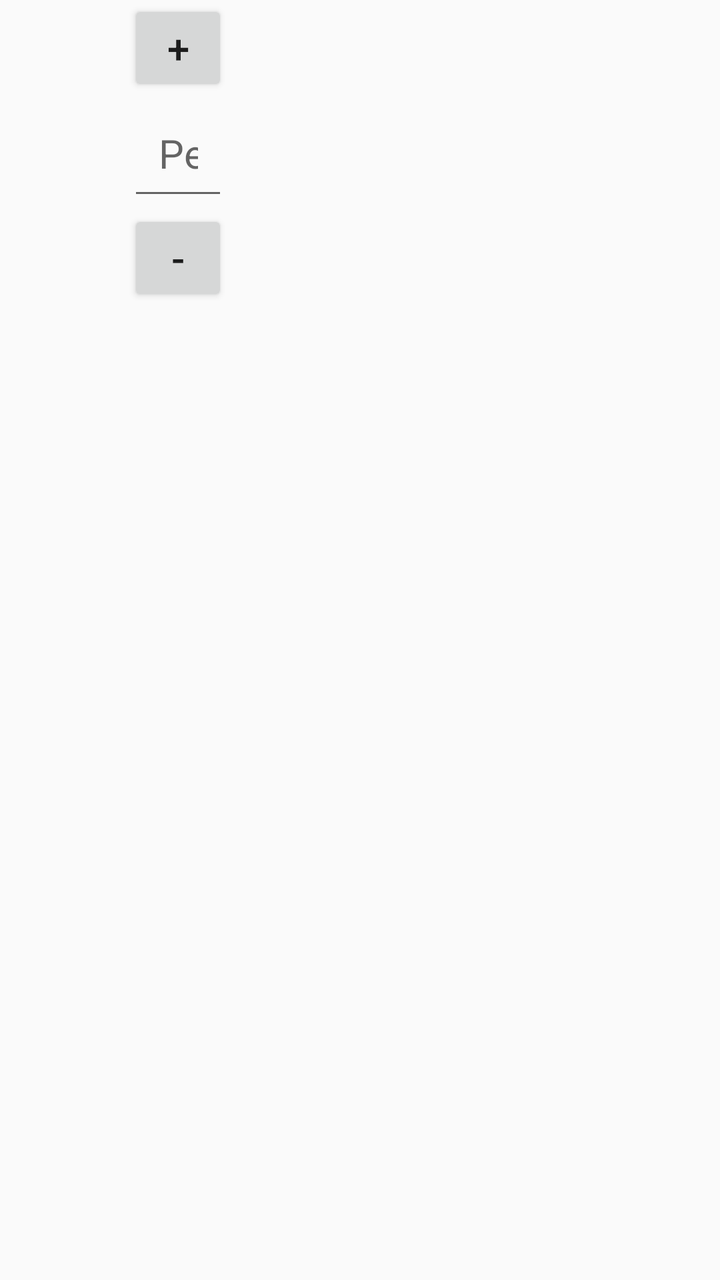
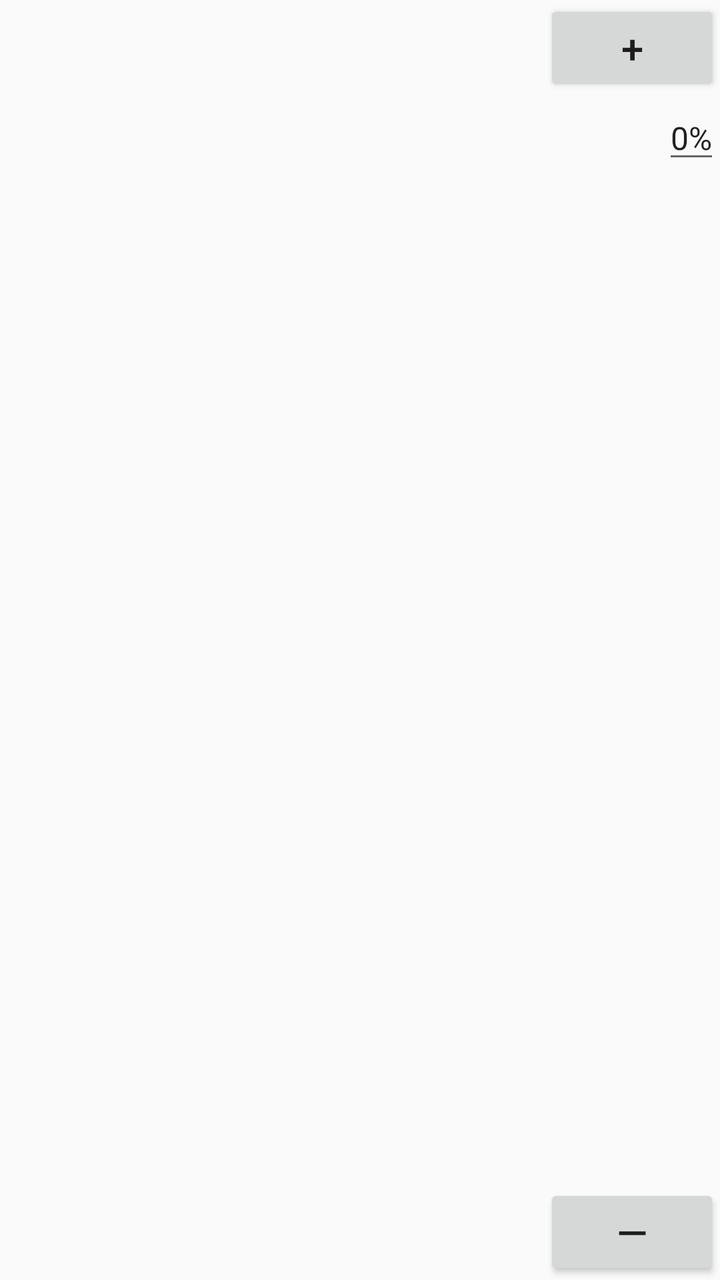

Compare the two renders of this Android layout. The source of the first and the diff that turns it into the second are given below.
<!-- AndroidManifest.xml: application theme AppTheme -->
<!-- res/layout/color_list_content.xml -->
<?xml version="1.0" encoding="utf-8"?>
<LinearLayout xmlns:android="http://schemas.android.com/apk/res/android"
    android:layout_width="wrap_content"
    android:layout_height="100dp"
    android:orientation="horizontal">

    <TextView
        android:id="@+id/id_text"
        android:layout_width="wrap_content"
        android:layout_height="wrap_content"
        android:layout_margin="@dimen/text_margin"
        android:textAppearance="?attr/textAppearanceListItem" />

    <TextView
        android:id="@+id/content"
        android:layout_width="wrap_content"
        android:layout_height="wrap_content"
        android:layout_margin="@dimen/text_margin"
        android:textAppearance="?attr/textAppearanceListItem" />

    <LinearLayout
        android:layout_width="50dp"
        android:layout_height="match_parent"
        android:orientation="vertical">

        <Button
            android:layout_width="match_parent"
            android:layout_height="wrap_content"
            android:padding="5dp"
            android:gravity="center"
            android:textSize="20sp"
            android:text="+"/>

        <EditText
            android:layout_width="match_parent"
            android:layout_height="wrap_content"
            android:padding="15dp"
            android:gravity="center"
            android:textSize="20sp"
            android:inputType="numberDecimal"
            android:hint="Percentage allocated to this list item"
            android:autofillHints="percent" />

        <Button
            android:layout_width="match_parent"
            android:layout_height="wrap_content"
            android:padding="5dp"
            android:gravity="center"
            android:textSize="20sp"
            android:text="-"/>

    </LinearLayout>
</LinearLayout>
<!-- resources referenced by this layout -->
<resources>
  <dimen name="text_margin">16dp</dimen>
  <style name="AppTheme" parent="Theme.AppCompat.Light.DarkActionBar">
          
          <item name="colorPrimary">@color/colorPrimary</item>
          <item name="colorPrimaryDark">@color/colorPrimaryDark</item>
          <item name="colorAccent">@color/colorAccent</item>
      </style>
  <color name="colorPrimary">#008577</color>
  <color name="colorPrimaryDark">#00574B</color>
  <color name="colorAccent">#D81B60</color>
</resources>

<!-- the commit's change to res/layout/color_list_content.xml (unified diff, before → after) -->
@@ -1,53 +1,51 @@
 <?xml version="1.0" encoding="utf-8"?>
-<LinearLayout xmlns:android="http://schemas.android.com/apk/res/android"
-    android:layout_width="wrap_content"
-    android:layout_height="100dp"
-    android:orientation="horizontal">
+<GridLayout
+    xmlns:android="http://schemas.android.com/apk/res/android"
+    xmlns:tools="http://schemas.android.com/tools"
+    android:layout_width="match_parent"
+    android:layout_height="wrap_content"
+    android:orientation="horizontal"
+    android:layout_margin="15dp"
+    android:rowCount="3"
+    android:columnCount="3"
+    tools:context=".ColorListActivity">
 
     <TextView
         android:id="@+id/id_text"
-        android:layout_width="wrap_content"
-        android:layout_height="wrap_content"
-        android:layout_margin="@dimen/text_margin"
+        android:layout_row="1"
+        android:layout_column="0"
+        android:layout_gravity="start|center_vertical"
         android:textAppearance="?attr/textAppearanceListItem" />
 
     <TextView
         android:id="@+id/content"
-        android:layout_width="wrap_content"
-        android:layout_height="wrap_content"
-        android:layout_margin="@dimen/text_margin"
+        android:layout_row="1"
+        android:layout_column="2"
+        android:layout_gravity="center"
         android:textAppearance="?attr/textAppearanceListItem" />
 
-    <LinearLayout
-        android:layout_width="50dp"
-        android:layout_height="match_parent"
-        android:orientation="vertical">
+    <Button
+        android:layout_row="0"
+        android:layout_column="2"
+        android:layout_gravity="end|top"
+        android:textSize="20sp"
+        android:text="+"/>
 
-        <Button
-            android:layout_width="match_parent"
-            android:layout_height="wrap_content"
-            android:padding="5dp"
-            android:gravity="center"
-            android:textSize="20sp"
-            android:text="+"/>
+    <EditText
+        android:layout_row="1"
+        android:layout_column="2"
+        android:layout_gravity="end|center_vertical"
+        android:text="0%"
+        android:inputType="numberDecimal"
+        android:hint=""
+        android:autofillHints="percent"
+        android:textAppearance="?attr/textAppearanceListItem"/>
 
-        <EditText
-            android:layout_width="match_parent"
-            android:layout_height="wrap_content"
-            android:padding="15dp"
-            android:gravity="center"
-            android:textSize="20sp"
-            android:inputType="numberDecimal"
-            android:hint="Percentage allocated to this list item"
-            android:autofillHints="percent" />
+    <Button
+        android:layout_row="2"
+        android:layout_column="2"
+        android:layout_gravity="end|bottom"
+        android:textSize="20sp"
+        android:text="—"/>
 
-        <Button
-            android:layout_width="match_parent"
-            android:layout_height="wrap_content"
-            android:padding="5dp"
-            android:gravity="center"
-            android:textSize="20sp"
-            android:text="-"/>
-
-    </LinearLayout>
-</LinearLayout>
+</GridLayout>
<!-- resource entries referenced after the edit -->
@@ -1,6 +1,5 @@
 <!-- resources referenced by this layout -->
 <resources>
-  <dimen name="text_margin">16dp</dimen>
   <style name="AppTheme" parent="Theme.AppCompat.Light.DarkActionBar">
           
           <item name="colorPrimary">@color/colorPrimary</item>
